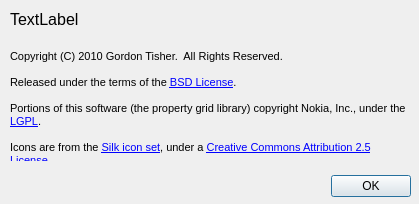
Qt form src/neurogui/aboutdialog.ui (chalcolith/neurolab) before a commit.
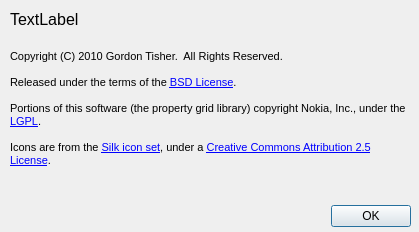
The same form after that commit.

```diff
--- a/src/neurogui/aboutdialog.ui
+++ b/src/neurogui/aboutdialog.ui
@@ -7,7 +7,7 @@
     <x>0</x>
     <y>0</y>
     <width>419</width>
-    <height>204</height>
+    <height>232</height>
    </rect>
   </property>
   <property name="windowTitle">
@@ -17,7 +17,7 @@
    <property name="geometry">
     <rect>
      <x>70</x>
-     <y>170</y>
+     <y>200</y>
      <width>341</width>
      <height>32</height>
     </rect>
@@ -35,7 +35,7 @@
      <x>10</x>
      <y>50</y>
      <width>401</width>
-     <height>111</height>
+     <height>161</height>
     </rect>
    </property>
    <property name="text">
```
